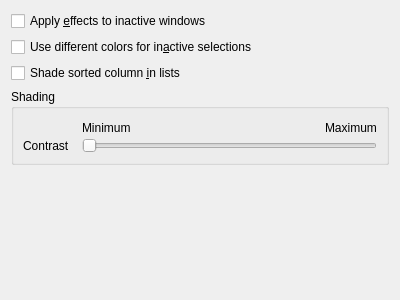
This is kcms/colors/editor/scmeditoroptions.ui in deepin-community/plasma-workspace as Qt 5 draws it before an edit. The edited form follows.
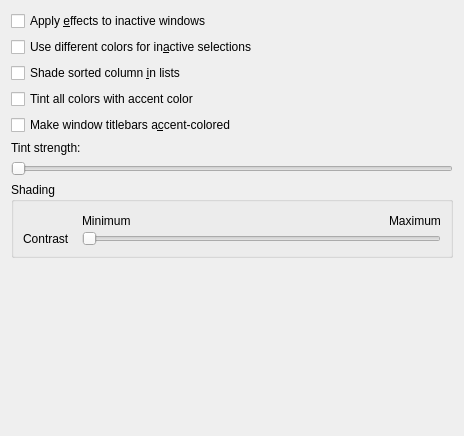
This is the edited form.

```diff
--- a/kcms/colors/editor/scmeditoroptions.ui
+++ b/kcms/colors/editor/scmeditoroptions.ui
@@ -6,8 +6,8 @@
    <rect>
     <x>0</x>
     <y>0</y>
-    <width>400</width>
-    <height>300</height>
+    <width>464</width>
+    <height>436</height>
    </rect>
   </property>
   <layout class="QVBoxLayout" name="verticalLayout">
@@ -32,6 +32,37 @@
      </property>
     </widget>
    </item>
+   <item>
+    <widget class="QCheckBox" name="tintColors">
+     <property name="text">
+      <string>Tint all colors with accent color</string>
+     </property>
+    </widget>
+   </item>
+   <item>
+    <widget class="QCheckBox" name="accentTitlebar">
+     <property name="text">
+      <string>Make window titlebars a&amp;ccent-colored</string>
+     </property>
+    </widget>
+   </item>
+   <item>
+    <widget class="QLabel" name="label">
+     <property name="text">
+      <string>Tint strength:</string>
+     </property>
+    </widget>
+   </item>
+   <item>
+    <widget class="QSlider" name="tintStrengthSlider">
+     <property name="maximum">
+      <number>100</number>
+     </property>
+     <property name="orientation">
+      <enum>Qt::Horizontal</enum>
+     </property>
+    </widget>
+   </item>
    <item>
     <widget class="QGroupBox" name="groupBox_5">
      <property name="toolTip">
```
Left out of the diff: 28 changed lines with no effect on the pictures.
